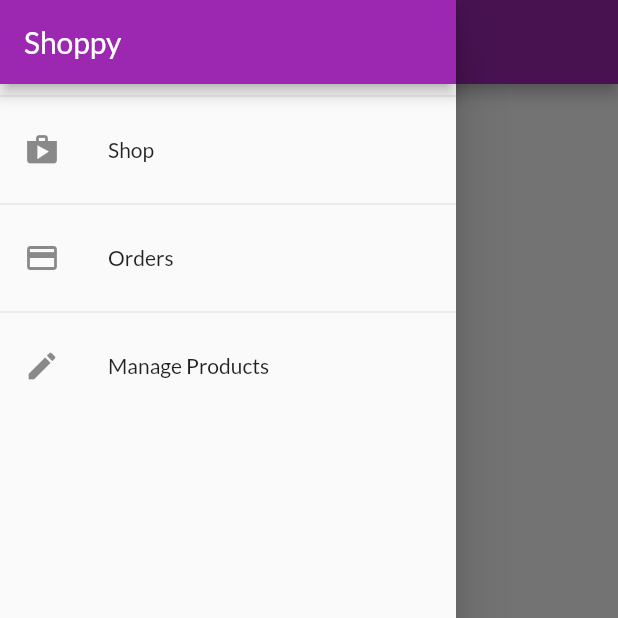
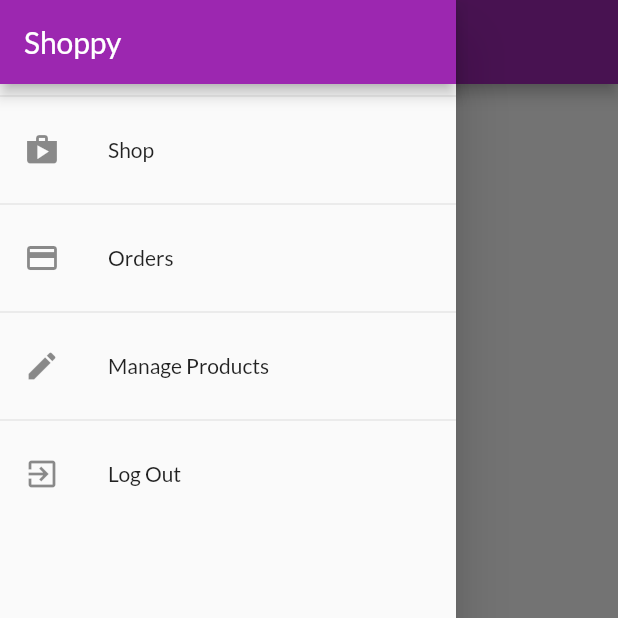
Before and after one commit to adrianbadarau/flutter-shop-app, a Flutter app: the OrdersScreen screen opened by its route, with the side drawer open, on a phone screen of 412 x 824 dp, the top half of it. Run offline on Flutter 3.47's test engine with Material 2 defaults, Android fonts, the phone set to English and light mode, and no system bars; network calls fail.

Commit message:
added log out button and functionality

```diff
--- a/lib/widgets/app_drawer.dart
+++ b/lib/widgets/app_drawer.dart
@@ -1,4 +1,6 @@
 import 'package:flutter/material.dart';
+import 'package:provider/provider.dart';
+import 'package:shop/providers/auth_provider.dart';
 import 'package:shop/screens/orders_screen.dart';
 import 'package:shop/screens/user_products_screen.dart';
 
@@ -38,6 +40,14 @@ class AppDrawer extends StatelessWidget {
                   .pushReplacementNamed(UserProductsScreen.routeName);
             },
           ),
+          Divider(),
+          ListTile(
+            leading: Icon(Icons.exit_to_app),
+            title: Text("Log Out "),
+            onTap: () {
+              Provider.of<AuthProvider>(context, listen: false).logout();
+            },
+          ),
         ],
       ),
     );
```
Also changed, not shown: lib/providers/auth_provider.dart (+7 -0 lines).
